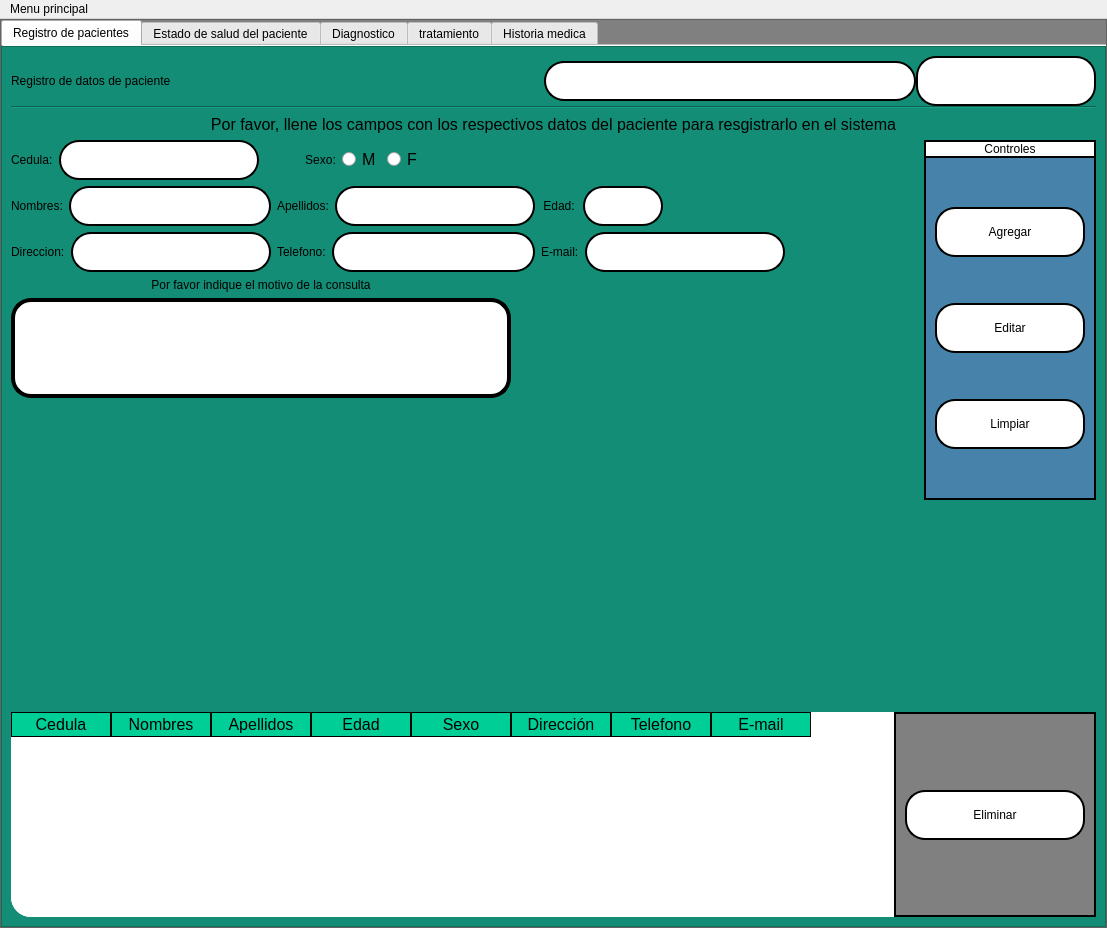
Reinaldito04/App-Consultas-y-Historias-Medicas, file interfaces/History.ui: the form before one commit.
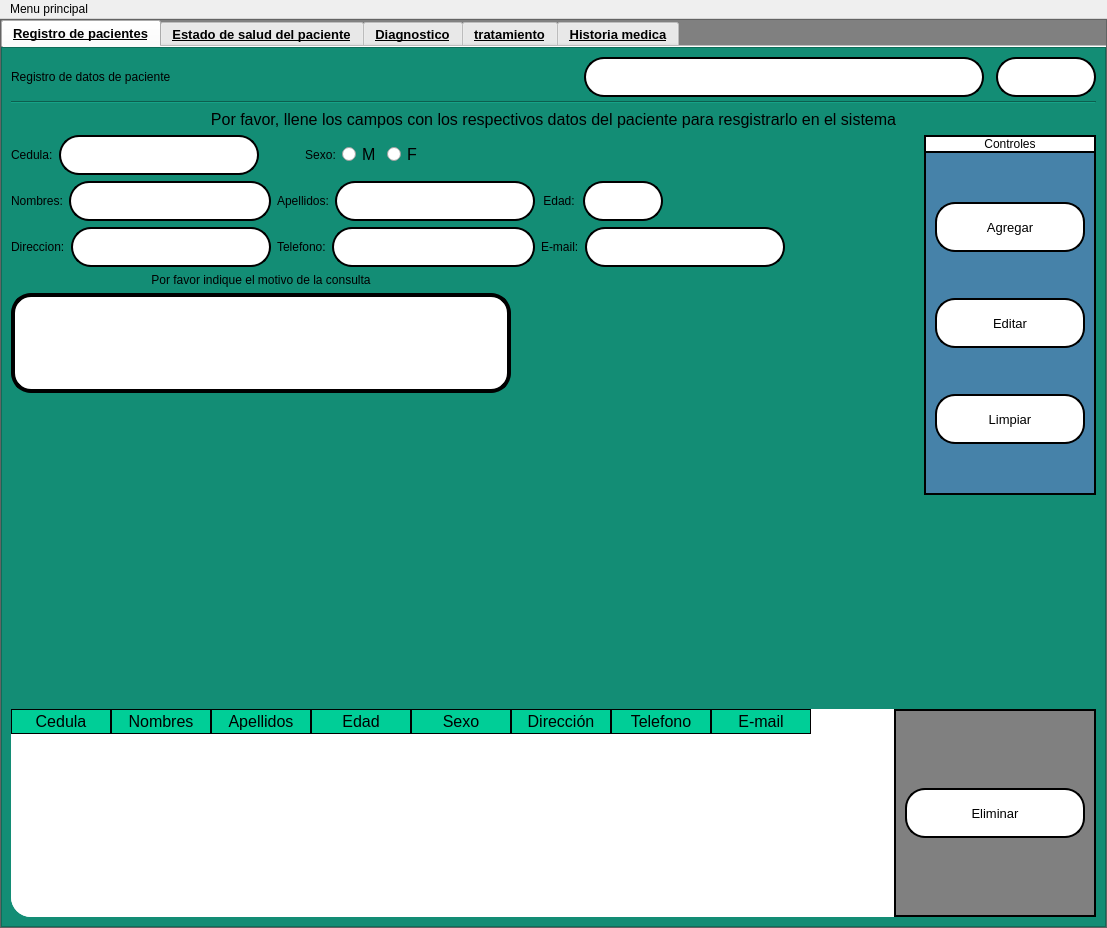
The form after the commit. Icons and pictures are not drawn.

```diff
--- a/interfaces/History.ui
+++ b/interfaces/History.ui
@@ -61,6 +61,17 @@
        </property>
        <item>
         <widget class="QTabWidget" name="tabWidget">
+         <property name="font">
+          <font>
+           <pointsize>10</pointsize>
+           <weight>75</weight>
+           <italic>false</italic>
+           <bold>true</bold>
+           <underline>true</underline>
+           <strikeout>false</strikeout>
+           <stylestrategy>PreferDefault</stylestrategy>
+          </font>
+         </property>
          <property name="tabPosition">
           <enum>QTabWidget::North</enum>
          </property>
@@ -72,8 +83,8 @@
          </property>
          <property name="iconSize">
           <size>
-           <width>16</width>
-           <height>16</height>
+           <width>20</width>
+           <height>20</height>
           </size>
          </property>
          <property name="elideMode">
@@ -89,7 +100,10 @@
           <bool>false</bool>
          </property>
          <property name="movable">
-          <bool>true</bool>
+          <bool>false</bool>
+         </property>
+         <property name="tabBarAutoHide">
+          <bool>false</bool>
          </property>
          <widget class="QWidget" name="tab_pacientes">
           <attribute name="title">
@@ -164,10 +178,13 @@
               <item>
                <layout class="QVBoxLayout" name="verticalLayout_4">
                 <property name="spacing">
-                 <number>0</number>
+                 <number>4</number>
                 </property>
                 <item>
                  <layout class="QHBoxLayout" name="horizontalLayout">
+                  <property name="spacing">
+                   <number>12</number>
+                  </property>
                   <item>
                    <widget class="QLabel" name="title">
                     <property name="text">
@@ -202,8 +219,8 @@
                    <widget class="QPushButton" name="btn_buscar">
                     <property name="minimumSize">
                      <size>
-                      <width>180</width>
-                      <height>50</height>
+                      <width>100</width>
+                      <height>40</height>
                      </size>
                     </property>
                     <property name="maximumSize">
@@ -701,9 +718,24 @@
                            <height>50</height>
                           </size>
                          </property>
+                         <property name="font">
+                          <font>
+                           <pointsize>10</pointsize>
+                          </font>
+                         </property>
                          <property name="text">
                           <string>Agregar</string>
                          </property>
+                         <property name="icon">
+                          <iconset>
+                           <normaloff>ELEMENTOS GRAFICOS/save.png</normaloff>ELEMENTOS GRAFICOS/save.png</iconset>
+                         </property>
+                         <property name="iconSize">
+                          <size>
+                           <width>25</width>
+                           <height>25</height>
+                          </size>
+                         </property>
                         </widget>
                        </item>
                        <item>
@@ -733,9 +765,24 @@
                            <height>50</height>
                           </size>
                          </property>
+                         <property name="font">
+                          <font>
+                           <pointsize>10</pointsize>
+                          </font>
+                         </property>
                          <property name="text">
                           <string>Editar</string>
                          </property>
+                         <property name="icon">
+                          <iconset>
+                           <normaloff>ELEMENTOS GRAFICOS/editar-codigo.png</normaloff>ELEMENTOS GRAFICOS/editar-codigo.png</iconset>
+                         </property>
+                         <property name="iconSize">
+                          <size>
+                           <width>25</width>
+                           <height>25</height>
+                          </size>
+                         </property>
                         </widget>
                        </item>
                        <item>
@@ -765,9 +812,24 @@
                            <height>50</height>
                           </size>
                          </property>
+                         <property name="font">
+                          <font>
+                           <pointsize>10</pointsize>
+                          </font>
+                         </property>
                          <property name="text">
                           <string>Limpiar</string>
                          </property>
+                         <property name="icon">
+                          <iconset>
+                           <normaloff>ELEMENTOS GRAFICOS/limpiar.png</normaloff>ELEMENTOS GRAFICOS/limpiar.png</iconset>
+                         </property>
+                         <property name="iconSize">
+                          <size>
+                           <width>25</width>
+                           <height>25</height>
+                          </size>
+                         </property>
                         </widget>
                        </item>
                        <item>
@@ -958,9 +1020,27 @@
                           <height>50</height>
                          </size>
                         </property>
+                        <property name="font">
+                         <font>
+                          <pointsize>10</pointsize>
+                          <weight>50</weight>
+                          <bold>false</bold>
+                          <underline>false</underline>
+                         </font>
+                        </property>
                         <property name="text">
                          <string>Eliminar</string>
                         </property>
+                        <property name="icon">
+                         <iconset>
+                          <normaloff>ELEMENTOS GRAFICOS/varita-magica.png</normaloff>ELEMENTOS GRAFICOS/varita-magica.png</iconset>
+                        </property>
+                        <property name="iconSize">
+                         <size>
+                          <width>25</width>
+                          <height>25</height>
+                         </size>
+                        </property>
                        </widget>
                       </item>
                       <item>
```
Left out of the diff: 22 changed lines with no effect on the pictures.
